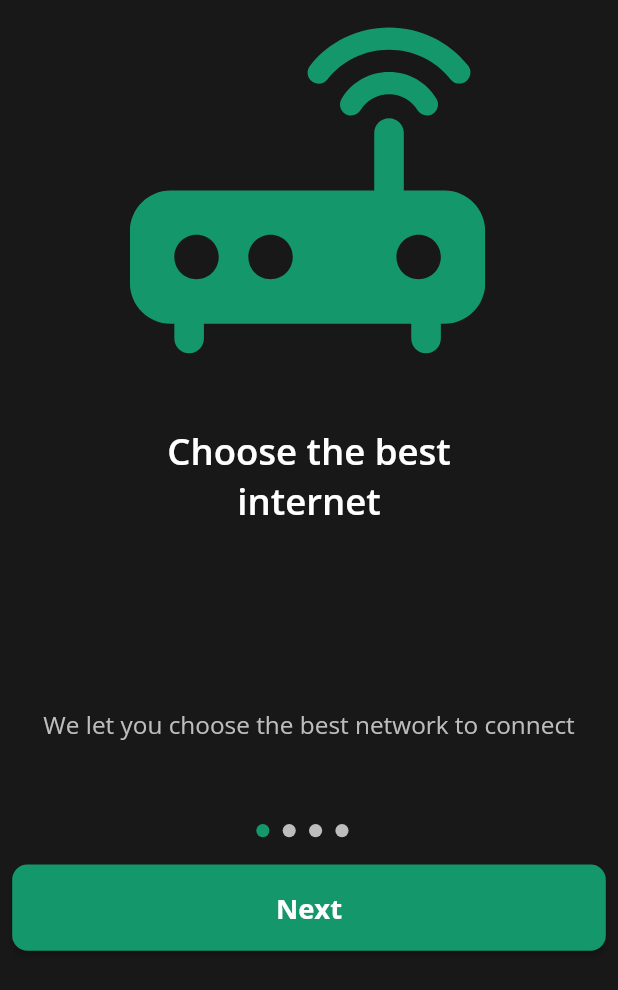
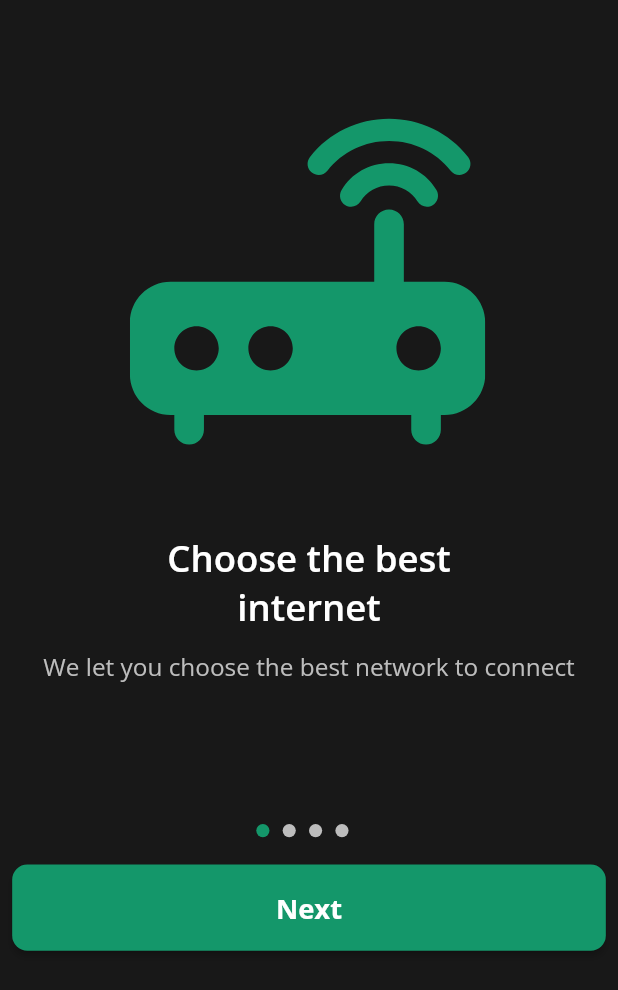
Before and after one commit to xayom1996/wifi_speed_analyzer, a Flutter app: the screen it shows after launch, on a phone screen of 412 x 824 dp. Shown: the top 990 px of the screen. Run offline on Flutter 3.47's test engine with Material 2 defaults, Android fonts, the phone set to English and light mode, and no system bars; our stand-ins replace device_info, flutter_screenutil, flutter_svg, font_awesome_flutter, get, google_fonts and 2 more; missing offline and left inert: dart_ipify, internet_speed_test, network_info_plus, onboarding, wifi_info_flutter; accounts and stored records are empty; project files that could hold a hidden picture were left out.

Commit message:
some changes

```diff
--- a/lib/pages/OnBoardingPage.dart
+++ b/lib/pages/OnBoardingPage.dart
@@ -195,6 +195,7 @@ class ExplanationPage extends StatelessWidget{
           crossAxisAlignment: CrossAxisAlignment.center,
           mainAxisAlignment: MainAxisAlignment.center,
           children: [
+            SizedBox(height: 60.h),
             for (var img in localImages)
               Column(
                 children: [
@@ -209,11 +210,10 @@ class ExplanationPage extends StatelessWidget{
                   SizedBox(height: 8.h),
                 ],
               ),
-            SizedBox(height: 20.h),
+            SizedBox(height: 30.h),
             Expanded(
               child: Column(
-                // crossAxisAlignment: CrossAxisAlignment.center,
-                // mainAxisAlignment: MainAxisAlignment.center,
+                crossAxisAlignment: CrossAxisAlignment.center,
                 children: [
                   Container(
                     padding: EdgeInsets.symmetric(horizontal: 8.sp),
@@ -228,14 +228,9 @@ class ExplanationPage extends StatelessWidget{
                       ),
                     ),
                   ),
-                ],
+                  SizedBox(
+                    height: 12.h,
                   ),
-            ),
-            Expanded(
-              child: Column(
-                crossAxisAlignment: CrossAxisAlignment.center,
-                mainAxisAlignment: MainAxisAlignment.center,
-                children: [
                   Container(
                     padding: EdgeInsets.symmetric(horizontal: 8.sp),
                     child: Text(
@@ -253,6 +248,15 @@ class ExplanationPage extends StatelessWidget{
                 ],
               ),
             ),
+            // Expanded(
+            //   child: Column(
+            //     crossAxisAlignment: CrossAxisAlignment.center,
+            //     mainAxisAlignment: MainAxisAlignment.center,
+            //     children: [
+            //
+            //     ],
+            //   ),
+            // ),
           ],
         ),
       ],
```
Lines whose indentation alone changed are shown as unchanged.
